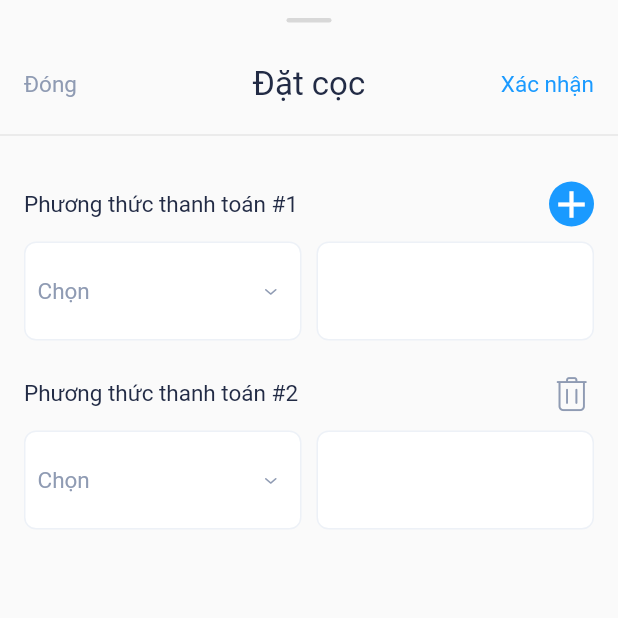
After one commit to ctnet-tech/easysalon-app-ui-kit, a Flutter app: the DepositBottomSheet screen opened directly, on a phone screen of 412 x 824 dp, the top half of it. The commit adds this screen. Run offline on Flutter 3.47's test engine with Material 2 defaults, Android fonts, the phone set to English and light mode, and no system bars; our stand-ins replace equatable, flutter_bloc, page_transition, shared_preferences; accounts and stored records are empty.

Commit message:
feat: DepositBottomSheet - Đặt Cọc Sheet

```diff
--- a/lib/configs/themes.dart
+++ b/lib/configs/themes.dart
@@ -15,6 +15,7 @@ var lightTheme = Theme(
   pastelGreen: Theme.colorFromHex("#5FDC65"),
   gainsboro: Theme.colorFromHex("#D8D8D8"),
   spindle: Theme.colorFromHex("#C5CEE0"),
+  hawkesBlue: Theme.colorFromHex("#edf1f7"),
   darkOrange: Theme.colorFromHex("#FF8900"),
   radicalRed: Theme.colorFromHex("#FF2D55"),
   lightSlateBlue: Theme.colorFromHex("#884DFF"),
@@ -34,6 +35,7 @@ var darkTheme = Theme(
   pastelGreen: Theme.colorFromHex("#5FDC65"),
   gainsboro: Theme.colorFromHex("#D8D8D8"),
   spindle: Theme.colorFromHex("#C5CEE0"),
+  hawkesBlue: Theme.colorFromHex("#000"),
   darkOrange: Theme.colorFromHex("#FF8900"),
   radicalRed: Theme.colorFromHex("#FF8900"),
   lightSlateBlue: Theme.colorFromHex("#884DFF"),
--- a/lib/pages/home/widgets_home_page.dart
+++ b/lib/pages/home/widgets_home_page.dart
@@ -5,6 +5,7 @@ import 'package:easysalon_mobile_ui_kit/pages/widgets/generic/icon_page.dart';
 import 'package:easysalon_mobile_ui_kit/pages/widgets/generic/paragraph_page.dart';
 import 'package:easysalon_mobile_ui_kit/services/theme_notifier.dart';
 import 'package:easysalon_mobile_ui_kit/widgets/basic/date_range_picker/date_range_picker.dart';
+import 'package:easysalon_mobile_ui_kit/widgets/basic/deposit_bottom_sheet.dart';
 import 'package:easysalon_mobile_ui_kit/widgets/basic/panel.dart';
 import 'package:easysalon_mobile_ui_kit/widgets/basic/selection_time_bar.dart';
 import 'package:easysalon_mobile_ui_kit/widgets/icons/CustomIcon.dart';
@@ -13,6 +14,7 @@ import 'package:easysalon_mobile_ui_kit/widgets/layout/space.dart';
 import 'package:easysalon_mobile_ui_kit/widgets/layout/standard_page.dart';
 import 'package:easysalon_mobile_ui_kit/widgets/navigation/menu/menu.dart';
 import 'package:easysalon_mobile_ui_kit/widgets/navigation/menu/menu_item.dart';
+import 'package:flutter/cupertino.dart';
 import 'package:flutter/material.dart';
 import 'package:flutter/widgets.dart';
 import 'package:flutter_bloc/flutter_bloc.dart';
@@ -47,6 +49,24 @@ class _WidgetsHomePageState extends State<WidgetsHomePage> {
                     create: (_) => DateRangePickerBloc(),
                     child: SelectionTimeBar(),
                   ),
+                  SizedBox(height: 20,),
+                  Center(
+                    child: InkWell(
+                        onTap: () {
+                          showModalBottomSheet(
+                            isScrollControlled: true,
+                            shape: RoundedRectangleBorder(
+                              borderRadius: BorderRadius.only(topLeft: Radius.circular(20),topRight: Radius.circular(20) ),
+                            ),
+                            context: context,
+                            builder: (_) => DepositBottomSheet(
+                              height:
+                                  MediaQuery.of(context).size.height * 2 / 3,
+                            ),
+                          );
+                        },
+                        child: Text("Show DepositBottomSheet")),
+                  )
                 ],
               )))
     ]);
--- a/lib/services/theme_notifier.dart
+++ b/lib/services/theme_notifier.dart
@@ -16,6 +16,7 @@ enum ThemeColor {
   pastelGreen,
   gainsboro,
   spindle,
+  hawkesBlue,
   darkOrange,
   radicalRed,
   lightSlateBlue
@@ -43,6 +44,7 @@ class Theme {
       required this.light,
         required this.gainsboro,
       required this.spindle,
+       required this.hawkesBlue,
       required this.lightest,
       required this.bondiBlue,
       required this.darkOrange});
@@ -60,6 +62,7 @@ class Theme {
   final Color pastelGreen;
   final Color gainsboro;
   final Color spindle;
+  final Color hawkesBlue;
   final Color darkOrange;
   final Color radicalRed;
   final Color lightSlateBlue;
@@ -92,6 +95,8 @@ class Theme {
         return this.bondiBlue;
       case ThemeColor.spindle:
         return this.spindle;
+      case ThemeColor.hawkesBlue:
+        return this.hawkesBlue;
       case ThemeColor.radicalRed:
         return this.radicalRed;
       case ThemeColor.darkOrange:
--- /dev/null
+++ b/lib/widgets/basic/deposit_bottom_sheet.dart
@@ -0,0 +1,516 @@
+import 'package:easysalon_mobile_ui_kit/configs/icons/line_icons.dart';
+import 'package:easysalon_mobile_ui_kit/services/layout_notifier.dart';
+import 'package:easysalon_mobile_ui_kit/services/theme_notifier.dart';
+import 'package:easysalon_mobile_ui_kit/widgets/basic/shape.dart';
+import 'package:easysalon_mobile_ui_kit/widgets/icons/CustomIcon.dart';
+import 'package:easysalon_mobile_ui_kit/widgets/layout/space.dart';
+import 'package:easysalon_mobile_ui_kit/widgets/typography/paragraph.dart';
+import 'package:flutter/material.dart';
+import 'package:provider/provider.dart';
+
+class DepositBottomSheet extends StatefulWidget {
+  final double height;
+
+  const DepositBottomSheet({Key? key, required this.height}) : super(key: key);
+
+  @override
+  _DepositBottomSheetState createState() => _DepositBottomSheetState();
+}
+
+class _DepositBottomSheetState extends State<DepositBottomSheet> {
+  List<TextEditingController> listController = [
+    TextEditingController(),
+    TextEditingController(),
+  ];
+  TextEditingController controller = TextEditingController();
+
+
+  @override
+  Widget build(BuildContext context) {
+    print(listController.length);
+    var theme = context.read<ThemeNotifier>().getTheme();
+    var layout = context.read<LayoutNotifier>();
+
+    return Container(
+      height: widget.height,
+      width: MediaQuery.of(context).size.width,
+      child: Scaffold(
+        body: SingleChildScrollView(
+          child: Column(
+            mainAxisSize: MainAxisSize.min,
+            children: [
+              Container(
+                margin: EdgeInsets.symmetric(
+                    vertical: layout.sizeToPadding(LayoutSize.small)),
+                height: 3,
+                width: 30,
+                decoration: BoxDecoration(
+                  borderRadius: BorderRadius.circular(1.5),
+                  color: theme.getColor(ThemeColor.gainsboro),
+                ),
+              ),
+              SpaceBox(
+                all: true,
+                child: Row(
+                  crossAxisAlignment: CrossAxisAlignment.center,
+                  children: [
+                    Expanded(
+                        flex: 1,
+                        child: Container(
+                          child: InkWell(
+                            onTap: () {
+                              Navigator.pop(context);
+                            },
+                            child: Paragraph(
+                              content: "Đóng",
+                              linePadding: LayoutSize.none,
+                              color: ThemeColor.secondary,
+                              size: LayoutSize.medium,
+                              textAlign: TextAlign.left,
+                            ),
+                          ),
+                        )),
+                    Expanded(
+                        flex: 3,
+                        child: Container(
+                          child: Center(
+                            child: Paragraph(
+                              hasAlignment: false,
+                              isCenter: true,
+                              content: "Đặt cọc",
+                              size: LayoutSize.big,
+                              textAlign: TextAlign.center,
+                              color: ThemeColor.dark,
+                              linePadding: LayoutSize.none,
+                            ),
+                          ),
+                        )),
+                    Expanded(
+                      flex: 1,
+                      child: Align(
+                        alignment: Alignment.centerRight,
+                        child: InkWell(
+                          onTap: () {
+                            Navigator.pop(context);
+                          },
+                          child: Paragraph(
+                            content: "Xác nhận",
+                            hasAlignment: false,
+                            color: ThemeColor.bondiBlue,
+                            size: LayoutSize.medium,
+                            linePadding: LayoutSize.none,
+                            textAlign: TextAlign.right,
+                          ),
+                        ),
+                      ),
+                    ),
+                  ],
+                ),
+              ),
+              Divider(
+                height: 10,
+              ),
+              SizedBox(
+                height: 10,
+              ),
+              SpaceBox(
+                all: true,
+                child: Column(children: [
+//                  Row(
+//                    mainAxisAlignment: MainAxisAlignment.spaceBetween,
+//                    crossAxisAlignment: CrossAxisAlignment.center,
+//                    children: [
+//                      Paragraph(
+//                        content: "Phương thức thanh toán #1",
+//                        linePadding: LayoutSize.none,
+//                        color: ThemeColor.dark,
+//                        weight: FontWeight.w400,
+//                      ),
+//                      InkWell(
+//                        onTap: () {
+//                          setState(() {
+//                            listController.add(TextEditingController());
+//                          });
+//                        },
+//                        child: Shape(
+//                          color: ThemeColor.bondiBlue,
+//                          circle: true,
+//                          customHeight: 30,
+//                          customWidth: 30,
+//                          child: Center(
+//                            child: CustomIcon(
+//                              icon: Icons.add,
+//                              size: LayoutSize.large,
+//                              color: ThemeColor.lightest,
+//                            ),
+//                          ),
+//                        ),
+//                      ),
+//                    ],
+//                  ),
+//
+//                  SizedBox(
+//                    height: 10,
+//                  ),
+//                  Row(
+//                    children: [
+//                      Expanded(
+//                        flex: 1,
+//                        child: Container(
+//                          padding: EdgeInsets.all(
+//                              layout.sizeToPadding(LayoutSize.tiny)),
+//                          decoration: BoxDecoration(
+//                            border: Border.all(
+//                                color: theme.getColor(ThemeColor.hawkesBlue)),
+//                            borderRadius:
+//                                layout.sizeToBorderRadius(LayoutSize.small),
+//                            color: theme.getColor(ThemeColor.lightest),
+//                          ),
+//                          child: DropdownButtonHideUnderline(
+//                            child: DropdownButton<String>(
+//                              value: dropdownValue,
+//                              icon: CustomIcon(
+//                                icon: LineIcons.chevron_down,
+//                                size: LayoutSize.medium,
+//                                color: ThemeColor.secondary,
+//                              ),
+//                              elevation: 16,
+//                              hint: Paragraph(
+//                                hasAlignment: false,
+//                                isCenter: true,
+//                                content: "Chọn",
+//                                textAlign: TextAlign.left,
+//                                linePadding: LayoutSize.none,
+//                                color: ThemeColor.dark,
+//                                weight: FontWeight.w400,
+//                              ),
+//                              onChanged: (String? newValue) {
+//                                setState(() {
+//                                  dropdownValue = newValue!;
+//                                });
+//                              },
+//                              items: [
+//                                "Tiền mặt",
+//                                "Chuyển khoản",
+//                                "Điểm",
+//                              ].map<DropdownMenuItem<String>>((String value) {
+//                                return DropdownMenuItem<String>(
+//                                  value: value,
+//                                  child: Align(
+//                                    alignment: Alignment.centerLeft,
+//                                    child: Paragraph(
+//                                      hasAlignment: false,
+//                                      content: value,
+//                                      textAlign: TextAlign.left,
+//                                      linePadding: LayoutSize.none,
+//                                      color: ThemeColor.dark,
+//                                      weight: FontWeight.w400,
+//                                    ),
+//                                  ),
+//                                );
+//                              }).toList(),
+//                            ),
+//                          ),
+//                        ),
+//                      ),
+//                      SizedBox(
+//                        width: 10,
+//                      ),
+//                      Expanded(
+//                        flex: 1,
+//                        child: Container(
+//                          padding: EdgeInsets.all(
+//                              layout.sizeToPadding(LayoutSize.tiny)),
+//                          decoration: BoxDecoration(
+//                            border: Border.all(
+//                                color: theme.getColor(ThemeColor.hawkesBlue)),
+//                            borderRadius:
+//                                layout.sizeToBorderRadius(LayoutSize.small),
+//                            color: theme.getColor(ThemeColor.lightest),
+//                          ),
+//                          child: TextField(
+//                            controller: controller,
+//                            textAlign: TextAlign.center,
+//                            decoration:
+//                                InputDecoration(border: InputBorder.none),
+//                            style: TextStyle(
+//                              fontSize: 15,
+//                              fontWeight: FontWeight.w400,
+//                              color: theme.getColor(ThemeColor.dark),
+//                            ),
+//                          ),
+//                        ),
+//                      ),
+//                    ],
+//                  ),
+                  PaymentMethodForm(
+                      controller: listController[0],
+                      listItems: ["Tiền mặt", "Chuyển khoản", "Điểm"],
+                      isFirst: true,
+                      onTapIcon: () {
+                        listController.add(TextEditingController());
+                      },
+                      index: 0),
+
+                  SizedBox(
+                    height: 10,
+                  ),
+                  ...List.generate(
+                    listController.length - 1,
+                    (index) => Column(
+                      children: [
+                        SizedBox(
+                          height: 10,
+                        ),
+                        PaymentMethodForm(
+                          index: index,
+                          onTapIcon: () {
+                            listController.removeAt(index + 1);
+                          },
+                          controller: listController[index + 1],
+                          listItems: ["Tiền mặt", "Chuyển khoản", "Điểm"],
+                        ),
+                      ],
+                    ),
+                  ),
+                ]),
+              ),
+            ],
+          ),
+        ),
+      ),
+    );
+  }
+}
+
+class PaymentMethodForm extends StatefulWidget {
+  final List<String> listItems;
+  final TextEditingController controller;
+  final Function onTapIcon;
+  final bool isFirst;
+  final int index;
+
+  const PaymentMethodForm({
+    Key? key,
+    required this.controller,
+    required this.listItems,
+    required this.onTapIcon,
+    this.isFirst = false,
+    required this.index,
+  }) : super(key: key);
+
+  @override
+  _PaymentMethodFormState createState() => _PaymentMethodFormState();
+}
+
+class _PaymentMethodFormState extends State<PaymentMethodForm> {
+  String? dropdownValue;
+  String? dropdownValue2;
+
+
+
+  bool isPayByTransfer = false;
+
+
+  @override
+  Widget build(BuildContext context) {
+    var theme = context.read<ThemeNotifier>().getTheme();
+    var layout = context.read<LayoutNotifier>();
+
+    return Column(
+      children: [
+        Row(
+          mainAxisAlignment: MainAxisAlignment.spaceBetween,
+          crossAxisAlignment: CrossAxisAlignment.center,
+          children: [
+            Paragraph(
+              content: "Phương thức thanh toán #" +
+                  (widget.isFirst ? "1" : (widget.index + 2).toString()),
+              linePadding: LayoutSize.none,
+              color: ThemeColor.dark,
+              weight: FontWeight.w400,
+            ),
+            InkWell(
+              onTap: () {
+                WidgetsBinding.instance!.addPostFrameCallback((_) {
+                  context.findRootAncestorStateOfType()!.setState(() {
+                    widget.onTapIcon();
+                  });
+                });
+              },
+              child: widget.isFirst
+                  ? Shape(
+                      color: ThemeColor.bondiBlue,
+                      circle: true,
+                      customHeight: 30,
+                      customWidth: 30,
+                      child: Center(
+                        child: CustomIcon(
+                          icon: Icons.add,
+                          size: LayoutSize.large,
+                          color: ThemeColor.lightest,
+                        ),
+                      ),
+                    )
+                  : Center(
+                      child: CustomIcon(
+                        icon: LineIcons.trash,
+                        size: LayoutSize.large,
+                        color: ThemeColor.secondary,
+                      ),
+                    ),
+            ),
+          ],
+        ),
+        SizedBox(
+          height: 10,
+        ),
+        Row(
+          children: [
+            Expanded(
+              flex: 1,
+              child: Container(
+                padding: EdgeInsets.all(layout.sizeToPadding(LayoutSize.tiny)),
+                decoration: BoxDecoration(
+                  border:
+                      Border.all(color: theme.getColor(ThemeColor.hawkesBlue)),
+                  borderRadius: layout.sizeToBorderRadius(LayoutSize.small),
+                  color: theme.getColor(ThemeColor.lightest),
+                ),
+                child: DropdownButtonHideUnderline(
+                  child: DropdownButton<String>(
+                    value: dropdownValue,
+                    icon: CustomIcon(
+                      icon: LineIcons.chevron_down,
+                      size: LayoutSize.medium,
+                      color: ThemeColor.secondary,
+                    ),
+                    elevation: 16,
+                    hint: Paragraph(
+                      hasAlignment: false,
+                      isCenter: true,
+                      content: "Chọn",
+                      textAlign: TextAlign.left,
+                      linePadding: LayoutSize.none,
+                      color: ThemeColor.secondary,
+                      weight: FontWeight.w400,
+                    ),
+                    onChanged: (String? newValue) {
+                      setState(() {
+                        dropdownValue = newValue!;
+                        if(newValue=="Chuyển khoản")
+                          isPayByTransfer=true;
+                        else
+                          isPayByTransfer=false;
+                      });
+                    },
+                    items: widget.listItems
+                        .map<DropdownMenuItem<String>>((String value) {
+                      return DropdownMenuItem<String>(
+                        value: value,
+                        child: Align(
+                          alignment: Alignment.centerLeft,
+                          child: Paragraph(
+                            hasAlignment: false,
+                            content: value,
+                            textAlign: TextAlign.left,
+                            linePadding: LayoutSize.none,
+                            color: ThemeColor.dark,
+                            weight: FontWeight.w400,
+                          ),
+                        ),
+                      );
+                    }).toList(),
+                  ),
+                ),
+              ),
+            ),
+            SizedBox(
+              width: 10,
+            ),
+            Expanded(
+              flex: 1,
+              child: Container(
+                padding: EdgeInsets.all(layout.sizeToPadding(LayoutSize.tiny)),
+                decoration: BoxDecoration(
+                  border:
+                      Border.all(color: theme.getColor(ThemeColor.hawkesBlue)),
+                  borderRadius: layout.sizeToBorderRadius(LayoutSize.small),
+                  color: theme.getColor(ThemeColor.lightest),
+                ),
+                child: TextField(
+                  controller: widget.controller,
+                  textAlign: TextAlign.center,
+                  decoration: InputDecoration(border: InputBorder.none),
+                  style: TextStyle(
+                    fontSize: 15,
+                    fontWeight: FontWeight.w400,
+                    color: theme.getColor(ThemeColor.dark),
+                  ),
+                ),
+              ),
+            ),
+          ],
+        ),
+      if(isPayByTransfer)  Column(
+          children: [
+            SizedBox(
+              height: 10,
+            ),
+            Container(
+              padding: EdgeInsets.all(layout.sizeToPadding(LayoutSize.tiny)),
+              decoration: BoxDecoration(
+                border:
+                    Border.all(color: theme.getColor(ThemeColor.hawkesBlue)),
+                borderRadius: layout.sizeToBorderRadius(LayoutSize.small),
+                color: theme.getColor(ThemeColor.lightest),
+              ),
+              child: DropdownButtonHideUnderline(
+                child: DropdownButton<String>(
+                  value: dropdownValue2,
+                  isExpanded: true,
+                  icon: CustomIcon(
+                    icon: LineIcons.chevron_down,
+                    size: LayoutSize.medium,
+                    color: ThemeColor.secondary,
+                  ),
+                  elevation: 16,
+                  hint: Paragraph(
+                    hasAlignment: false,
+                    content: "Chọn tài khoản",
+                    textAlign: TextAlign.left,
+                    linePadding: LayoutSize.none,
+                    color: ThemeColor.secondary,
+                    weight: FontWeight.w400,
+                  ),
+                  onChanged: (String? newValue) {
+                    setState(() {
+                      dropdownValue2 = newValue!;
+                    });
+                  },
+                  items: ["Tài khoản 1", "Tài khoản 2", "Tài khoản 3"]
+                      .map<DropdownMenuItem<String>>((String value) {
+                    return DropdownMenuItem<String>(
+                      value: value,
+                      child: Align(
+                        alignment: Alignment.centerLeft,
+                        child: Paragraph(
+                          hasAlignment: false,
+                          content: value,
+                          textAlign: TextAlign.left,
+                          linePadding: LayoutSize.none,
+                          color: ThemeColor.dark,
+                          weight: FontWeight.w400,
+                        ),
+                      ),
+                    );
+                  }).toList(),
+                ),
+              ),
+            ),
+          ],
+        )
+      ],
+    );
+  }
+}
```
